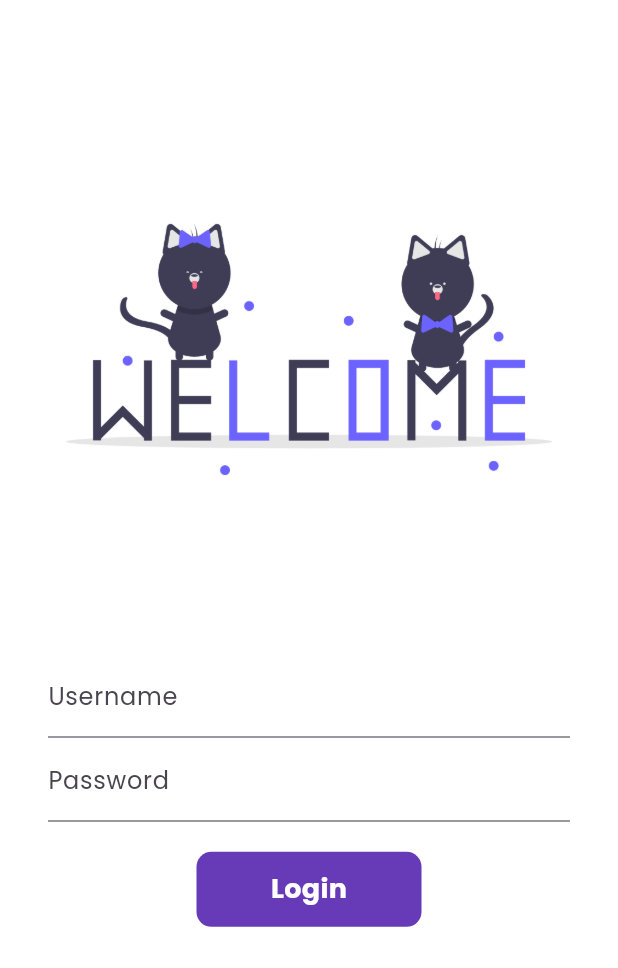
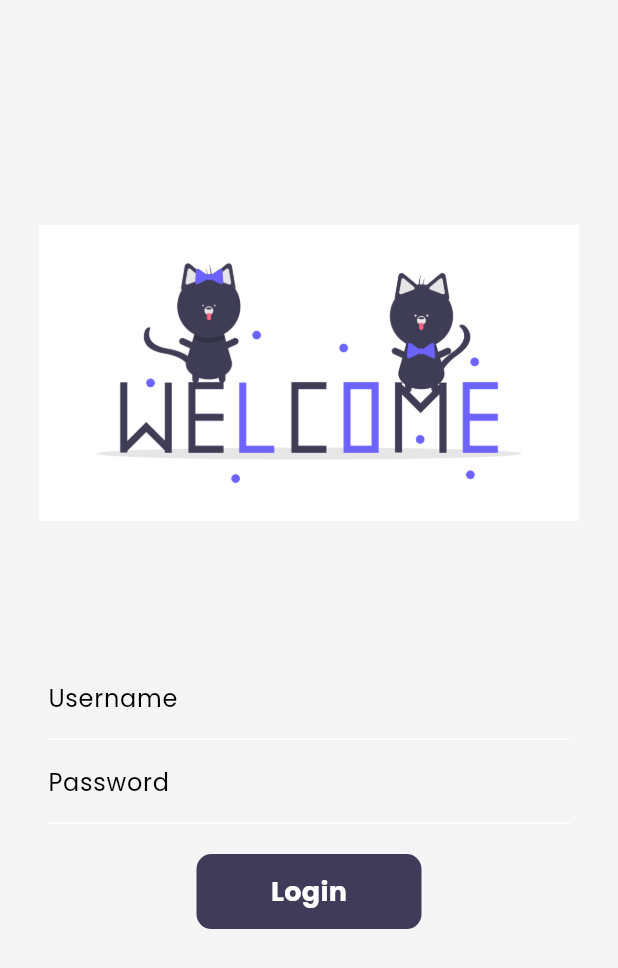
Before and after one commit to mayank0304/FlutterCatalogApp, a Flutter app: the screen it shows after launch, on a phone screen of 412 x 824 dp. Shown: the top 968 px of the screen. Run offline on Flutter 3.47's test engine with Material 3 defaults, Android fonts, the phone set to English and light mode, and no system bars; our stand-ins replace google_fonts, velocity_x.

Commit message:
Dark theme enabled

```diff
--- a/lib/main.dart
+++ b/lib/main.dart
@@ -17,7 +17,7 @@ class MainApp extends StatelessWidget {
   Widget build(BuildContext context) {
     return  MaterialApp(
       debugShowCheckedModeBanner: false,
-      themeMode: ThemeMode.light,
+      themeMode: ThemeMode.system,
       theme: Mytheme.lightTheme(context),
       darkTheme: Mytheme.darkTheme(context),
       initialRoute: MyRoutes.loginRoute,
--- a/lib/screens/login_page.dart
+++ b/lib/screens/login_page.dart
@@ -1,5 +1,6 @@
 import 'package:catalog_app/utils/routes.dart';
 import 'package:flutter/material.dart';
+import 'package:velocity_x/velocity_x.dart';
 
 class LoginPage extends StatefulWidget {
   const LoginPage({super.key});
@@ -31,16 +32,18 @@ class _LoginPageState extends State<LoginPage> {
   @override
   Widget build(BuildContext context) {
     return Material(
-        color: Colors.white,
+        color: context.canvasColor,
         child: Form(
           key: _formKey,
           child: Column(
             children: [
               const SizedBox(
-                height: 120,
+                height: 150,
               ),
               Image.asset(
                 "assets/images/login_page2.png",
+                // height: 360,
+                width: 360,
                 fit: BoxFit.contain,
               ),
               const SizedBox(
@@ -101,7 +104,7 @@ class _LoginPageState extends State<LoginPage> {
                           width: changeButton ? 50 : 150,
                           alignment: Alignment.center,
                           decoration: BoxDecoration(
-                              color: Colors.deepPurple,
+                              color: context.primaryColor,
                               borderRadius: BorderRadius.circular(
                                   changeButton ? 50 : 10)),
                           child: changeButton
--- a/lib/widgets/home_page/catalogheader.dart
+++ b/lib/widgets/home_page/catalogheader.dart
@@ -1,4 +1,4 @@
-import 'package:catalog_app/widgets/theme.dart';
+// import 'package:catalog_app/widgets/theme.dart';
 import 'package:flutter/material.dart';
 import 'package:velocity_x/velocity_x.dart';
 
@@ -12,7 +12,7 @@ class CatalogHeader extends StatelessWidget {
       child: Column(
         crossAxisAlignment: CrossAxisAlignment.start,
         children: [
-          "Catalog App".text.xl5.bold.color(Mytheme.darkBluishColor).make(),
+          "Catalog App".text.xl5.bold.color(context.accentColor).make(),
           "Trending Projects".text.xl2.make(),
         ],
       ),
--- a/lib/widgets/theme.dart
+++ b/lib/widgets/theme.dart
@@ -1,20 +1,41 @@
 import 'package:flutter/material.dart';
 import 'package:google_fonts/google_fonts.dart';
+import 'package:velocity_x/velocity_x.dart';
 
-class Mytheme{
-  static ThemeData lightTheme (BuildContext context) => ThemeData(
+class Mytheme {
+  static ThemeData lightTheme(BuildContext context) => ThemeData(
+      primaryColor: darkBluishColor,
       primarySwatch: Colors.deepPurple,
+      cardColor: Colors.white,
+      canvasColor: creamColor,
+      colorScheme: ColorScheme.fromSwatch(
+        brightness: Brightness.light,
+        accentColor: darkBluishColor,
+      ),
       fontFamily: GoogleFonts.poppins().fontFamily,
       appBarTheme: const AppBarTheme(
+        iconTheme: IconThemeData(color: Colors.black),
         color: Colors.white,
         elevation: 0.0,
-        )
-      );
+      ));
 
   static ThemeData darkTheme(BuildContext context) => ThemeData(
+      primaryColor: bluishColor,
+      cardColor: Colors.black,
+      canvasColor: darkCreamColor,
+      colorScheme: ColorScheme.fromSwatch(
     brightness: Brightness.dark,
-      );
+        accentColor: creamColor,
+      ),
+      fontFamily: GoogleFonts.poppins().fontFamily,
+      appBarTheme: const AppBarTheme(
+        iconTheme: IconThemeData(color: Colors.white),
+        color: Colors.white,
+        elevation: 0.0,
+      ));
 
   static Color creamColor = const Color(0xfff5f5f5);
-  static Color darkBluishColor = const  Color(0xff403b58);
+  static Color darkCreamColor = Vx.gray900;
+  static Color darkBluishColor = const Color(0xff403b58);
+  static Color bluishColor = Vx.indigo500;
 }
```
Also changed, not shown: lib/screens/home_detail_page.dart (+9 -7 lines), lib/screens/home_page.dart (+9 -3 lines), lib/widgets/home_page/cataloglist.dart (+7 -10 lines). Lines whose indentation alone changed are shown as unchanged.
